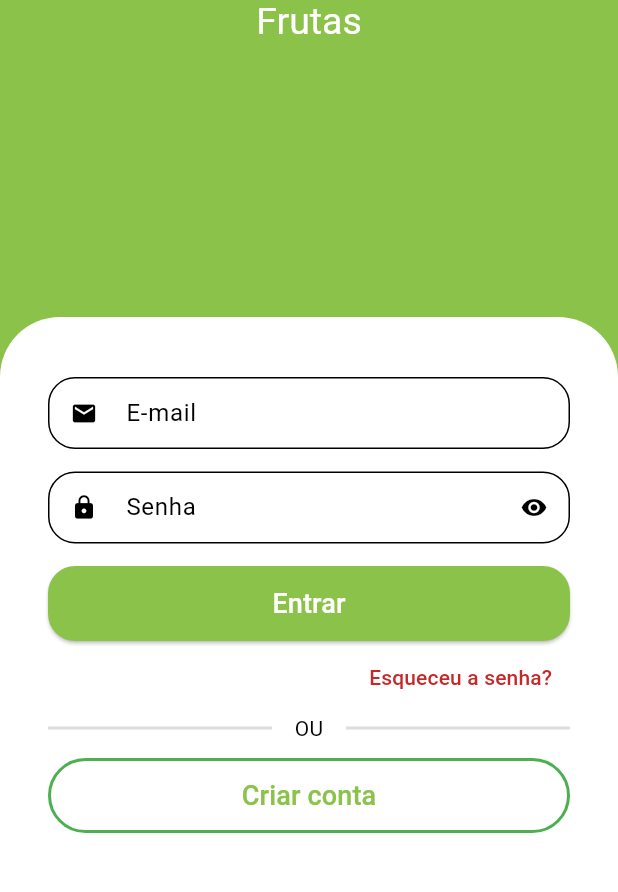
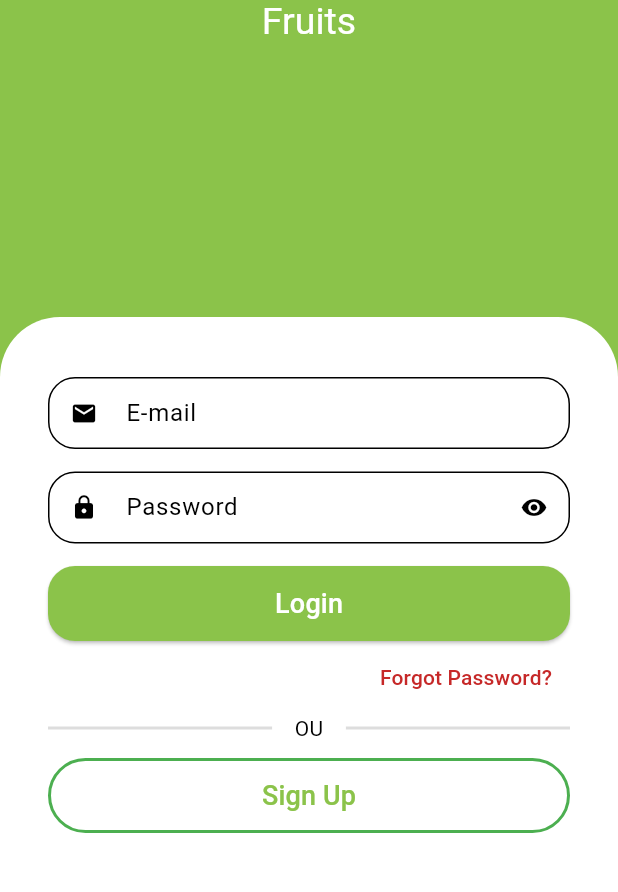
Before and after one commit to EnricoGollner/QuitandaGreenGrocer, a Flutter app: the screen it shows after launch, on a phone screen of 412 x 824 dp, the part 343-1235 px from its top. Run offline on Flutter 3.47's test engine with Material 3 defaults, Android fonts, the phone set to English and light mode, and no system bars; drawn by our look-alikes of animated_text_kit; our stand-ins replace fluttertoast, get, mask_text_input_formatter, qr_flutter, shimmer; missing offline and left inert: add_to_cart_animation.

Commit message:
Implementing GetX navigation

```diff
--- a/lib/main.dart
+++ b/lib/main.dart
@@ -1,6 +1,7 @@
 import 'package:flutter/material.dart';
+import 'package:get/get.dart';
+import 'package:quitanda_app/src/core/pages_routes/app_pages.dart';
 import 'package:quitanda_app/src/core/theme/styles.dart';
-import 'package:quitanda_app/src/pages/auth/screens/splash_screen.dart';
 
 void main() {
   runApp(const QuitandaApp());
@@ -11,11 +12,12 @@ class QuitandaApp extends StatelessWidget {
 
   @override
   Widget build(BuildContext context) {
-    return MaterialApp(
+    return GetMaterialApp(
       debugShowCheckedModeBanner: false,
       title: 'GreenGrocer',
       theme: Styles.setMaterial3Theme(),
-      home: const SplashScreen(),
+      initialRoute: PagesRoutes.splashScreen,
+      getPages: AppPages.pages, // Onde definimos as GetPages com Name e widget
     );
   }
 }
--- /dev/null
+++ b/lib/src/core/pages_routes/app_pages.dart
@@ -0,0 +1,21 @@
+import 'package:get/get.dart';
+import 'package:quitanda_app/src/pages/auth/screens/sign_in_screen.dart';
+import 'package:quitanda_app/src/pages/auth/screens/sign_up_screen.dart';
+import 'package:quitanda_app/src/pages/auth/screens/splash_screen.dart';
+import 'package:quitanda_app/src/pages/base/base_screen.dart';
+
+abstract class AppPages {
+  static final pages = <GetPage>[
+    GetPage(name: PagesRoutes.splashScreen, page: () => const SplashScreen()),
+    GetPage(name:PagesRoutes.signIn, page: () => const SignInScreen()),
+    GetPage(name: PagesRoutes.signUp, page: () => SignUpScreen()),
+    GetPage(name: PagesRoutes.base, page: () => const BaseScreen()),
+  ];
+}
+
+abstract class PagesRoutes {
+  static const String splashScreen = '/splashscreen';
+  static const String signIn = '/signin';
+  static const String signUp = '/signup';
+  static const String base = '/';
+}
--- a/lib/src/pages/auth/screens/sign_in_screen.dart
+++ b/lib/src/pages/auth/screens/sign_in_screen.dart
@@ -1,5 +1,7 @@
 import 'package:animated_text_kit/animated_text_kit.dart';
 import 'package:flutter/material.dart';
+import 'package:get/get.dart';
+import 'package:quitanda_app/src/core/pages_routes/app_pages.dart';
 import 'package:quitanda_app/src/pages/auth/components/custom_text_field.dart';
 import 'package:quitanda_app/src/pages/auth/screens/sign_up_screen.dart';
 import 'package:quitanda_app/src/pages/base/base_screen.dart';
@@ -25,7 +27,7 @@ class SignInScreen extends StatelessWidget {
                 child: Column(
                   mainAxisAlignment: MainAxisAlignment.center,
                   children: [
-                    //Nome do App
+                    //Name do App
                     const AppNameWidget(
                       greenTitleColor: Colors.white,
                       textSize: 40,
@@ -39,12 +41,12 @@ class SignInScreen extends StatelessWidget {
                           pause: Duration.zero,
                           repeatForever: true,
                           animatedTexts: [
-                            FadeAnimatedText('Frutas'),
-                            FadeAnimatedText('Verduras'),
-                            FadeAnimatedText('Legumes'),
-                            FadeAnimatedText('Carnes'),
-                            FadeAnimatedText('Cereais'),
-                            FadeAnimatedText('Lacticíneos'),
+                            FadeAnimatedText('Fruits'),
+                            FadeAnimatedText('Greens'),
+                            FadeAnimatedText('Vegetables'),
+                            FadeAnimatedText('Meat'),
+                            FadeAnimatedText('Cereals'),
+                            FadeAnimatedText('Dairy'),
                           ],
                         ),
                       ),
@@ -71,7 +73,7 @@ class SignInScreen extends StatelessWidget {
                       ),
                       const CustomTextField(
                         icon: Icons.lock,
-                        labelText: 'Senha',
+                        labelText: 'Password',
                         isSecret: true,
                       ),
                       SizedBox(
@@ -82,29 +84,20 @@ class SignInScreen extends StatelessWidget {
                               borderRadius: BorderRadius.circular(18),
                             ),
                           ),
-                          onPressed: () {
-                            Navigator.pushReplacement(
-                              context,
-                              MaterialPageRoute(
-                                builder: (context) => const BaseScreen(),
-                              ),
-                            );
-                          },
+                          onPressed: () => Get.offNamed(PagesRoutes.base),
                           child: const Text(
-                            'Entrar',
+                            'Login',
                             style: TextStyle(fontSize: 18, color: Colors.white),
                           ),
                         ),
                       ),
                       Align(
-                        // Esqueceu a senha?
                         alignment: Alignment.centerRight,
                         child: TextButton(
                           onPressed: () {},
                           child: Text(
-                            'Esqueceu a senha?',
-                            style: TextStyle(
-                                color: CustomColors.customContrastColor),
+                            'Forgot Password?',
+                            style: TextStyle(color: CustomColors.customContrastColor),
                           ),
                         ),
                       ),
@@ -141,16 +134,9 @@ class SignInScreen extends StatelessWidget {
                               color: Colors.green,
                             ),
                           ),
-                          onPressed: () {
-                            Navigator.push(
-                              context,
-                              MaterialPageRoute(
-                                builder: (context) => SignUpScreen(),
-                              ),
-                            );
-                          },
+                          onPressed: () => Get.toNamed(PagesRoutes.signUp),
                           child: const Text(
-                            'Criar conta',
+                            'Sign Up',
                             style: TextStyle(fontSize: 18),
                           ),
                         ),
--- a/lib/src/pages/auth/screens/sign_up_screen.dart
+++ b/lib/src/pages/auth/screens/sign_up_screen.dart
@@ -73,12 +73,12 @@ class SignUpScreen extends StatelessWidget {
                           ),
                           const CustomTextField(
                             icon: Icons.lock,
-                            labelText: 'Senha',
+                            labelText: 'Password',
                             isSecret: true,
                           ),
                           const CustomTextField(
                             icon: Icons.person,
-                            labelText: 'Nome',
+                            labelText: 'Name',
                           ),
                           CustomTextField(
                             icon: Icons.phone,
--- a/lib/src/pages/auth/screens/splash_screen.dart
+++ b/lib/src/pages/auth/screens/splash_screen.dart
@@ -1,6 +1,7 @@
 import 'package:flutter/material.dart';
+import 'package:get/get.dart';
+import 'package:quitanda_app/src/core/pages_routes/app_pages.dart';
 import 'package:quitanda_app/src/core/theme/colors.dart';
-import 'package:quitanda_app/src/pages/auth/screens/sign_in_screen.dart';
 import 'package:quitanda_app/src/pages/home/components/app_name_widget.dart';
 
 class SplashScreen extends StatefulWidget {
@@ -15,7 +16,7 @@ class _SplashScreenState extends State<SplashScreen> {
   void initState() {
     super.initState();
     Future.delayed(const Duration(seconds: 2), () {
-      Navigator.pushReplacement(context, MaterialPageRoute(builder: (context) => const SignInScreen()));
+      Get.offNamed(PagesRoutes.signIn);  // Navigator.pushReplacementNamed
     });
   }
 
--- a/pubspec.yaml
+++ b/pubspec.yaml
@@ -12,7 +12,6 @@ dependencies:
   flutter:
     sdk: flutter
 
-
   # The following adds the Cupertino Icons font to your application.
   # Use with the CupertinoIcons class for iOS style icons.
   cupertino_icons: ^1.0.6
@@ -23,6 +22,7 @@ dependencies:
   add_to_cart_animation: ^2.0.3
   fluttertoast: ^8.2.4
   shimmer: ^3.0.0
+  get: ^4.6.6
 
 dev_dependencies:
   flutter_test:
```
Also changed, not shown: pubspec.lock.
